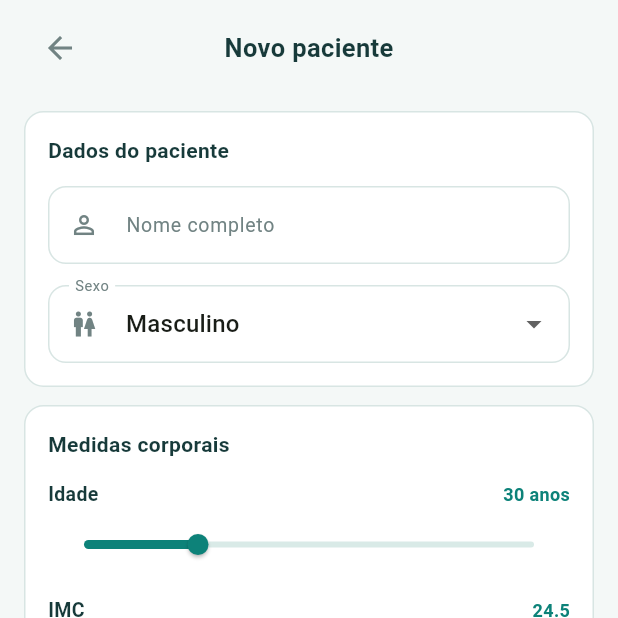
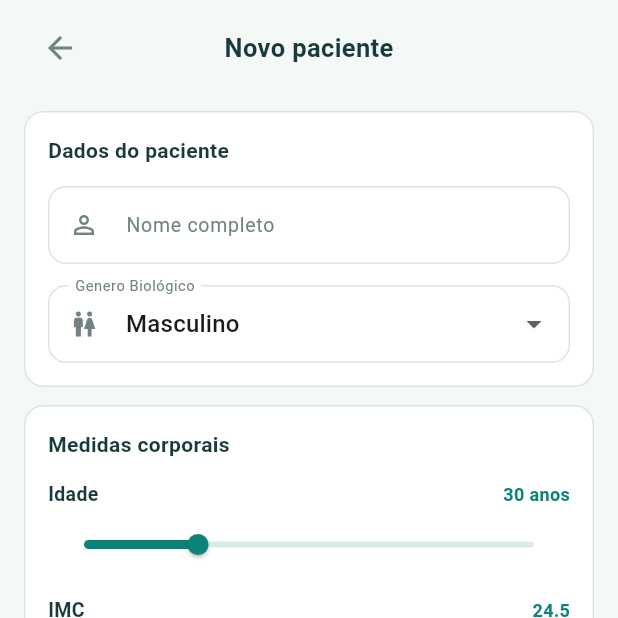
Before and after one commit to Swatanho/projdsi-ufrpe, a Flutter app: the screen it shows after launch, after a tap on "Pular", after a tap on "Novo Paciente", on a phone screen of 412 x 824 dp, the top half of it. Run offline on Flutter 3.47's test engine with Material 3 defaults, Android fonts, the phone set to English and light mode, and no system bars; our stand-ins replace cloud_firestore, firebase_auth, firebase_core; accounts and stored records are empty.

Commit message:
fix: altera rotulo para Genero Biologico e ajusta opcoes (B003)

```diff
--- a/frontend/lib/features/patients/screens/patient_register_screen.dart
+++ b/frontend/lib/features/patients/screens/patient_register_screen.dart
@@ -318,10 +318,10 @@ class _PatientRegisterScreenState extends State<PatientRegisterScreen> {
                             DropdownButtonFormField<String>(
                               value: _selectedGender,
                               decoration: _inputDecoration(
-                                'Sexo',
+                                'Genero Biológico',
                                 Icons.wc_outlined,
                               ),
-                              items: ['Masculino', 'Feminino', 'Outro']
+                              items: ['Masculino', 'Feminino']
                                   .map(
                                     (gender) => DropdownMenuItem(
                                       value: gender,
```
